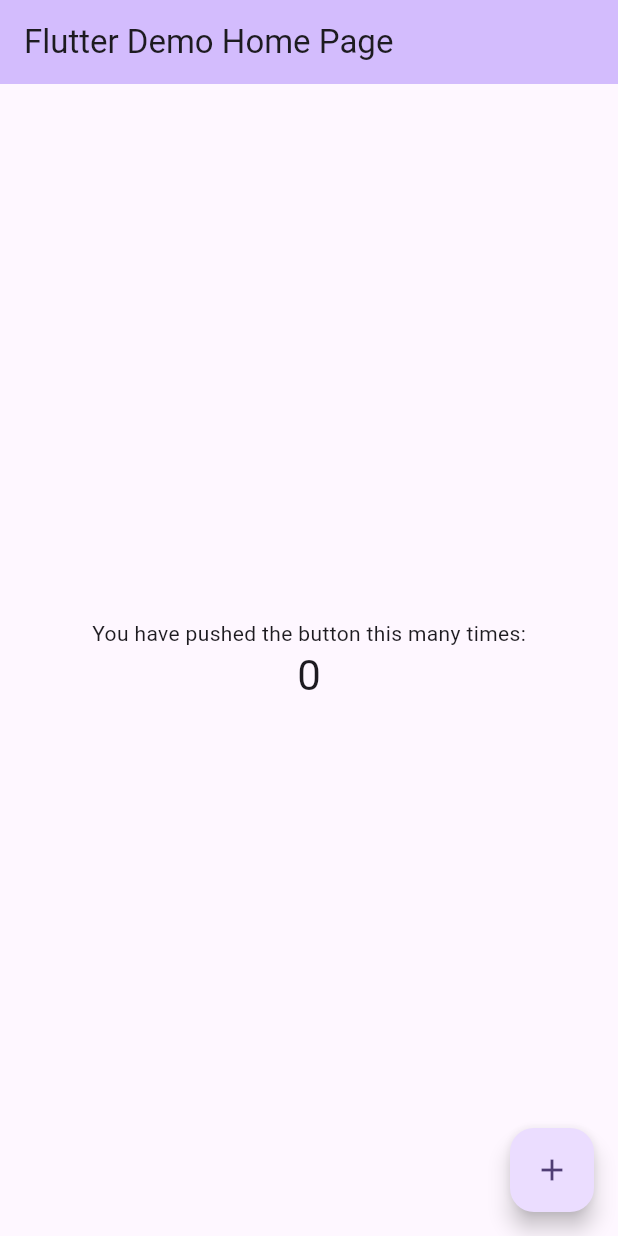
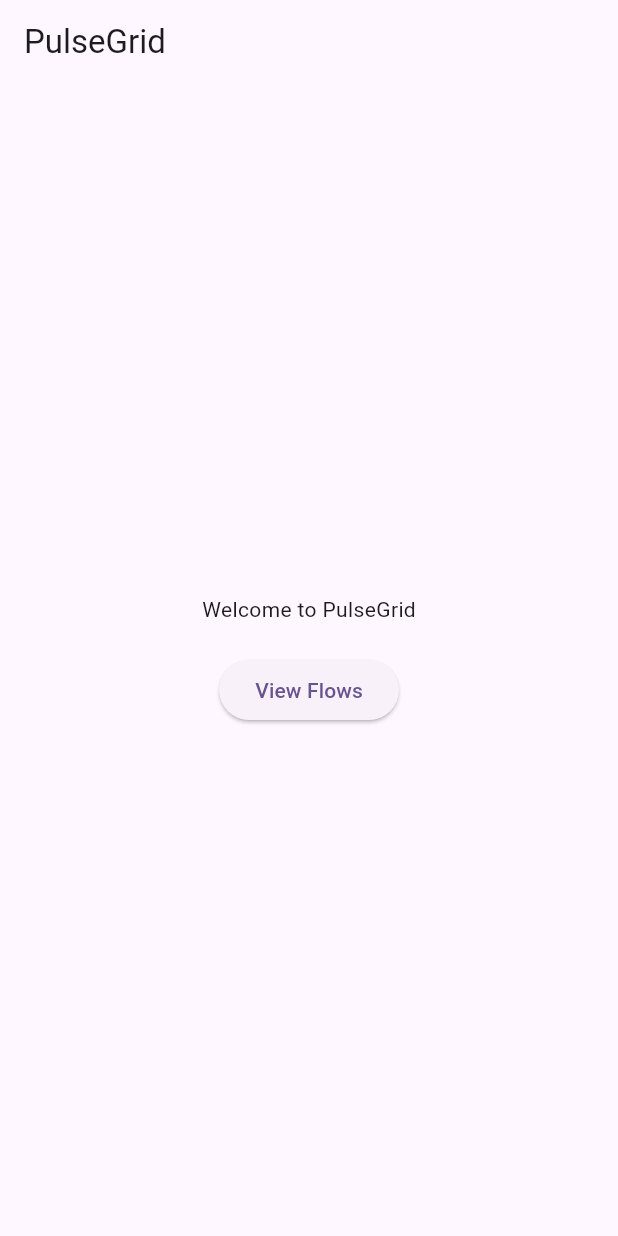
Before and after one commit to Umesh080797668/pulsegrid, a Flutter app: the screen it shows after launch, on a phone screen of 412 x 824 dp. Run offline on Flutter 3.47's test engine with Material 3 defaults, Android fonts, the phone set to English and light mode, and no system bars; our stand-ins replace dio, flutter_riverpod, freezed_annotation, go_router.

Commit message:
Phase 2 Feature Development: Flutter models, services, and screens; React Native store and API service

```diff
--- a/mobile_app/lib/main.dart
+++ b/mobile_app/lib/main.dart
@@ -1,122 +1,46 @@
 import 'package:flutter/material.dart';
+import 'package:flutter_riverpod/flutter_riverpod.dart';
+import 'package:go_router/go_router.dart';
+import 'screens/home_screen.dart';
+import 'screens/flow_list_screen.dart';
+import 'screens/flow_detail_screen.dart';
 
 void main() {
-  runApp(const MyApp());
+  runApp(const ProviderScope(child: MyApp()));
 }
 
-class MyApp extends StatelessWidget {
+class MyApp extends ConsumerWidget {
   const MyApp({super.key});
 
-  // This widget is the root of your application.
   @override
-  Widget build(BuildContext context) {
-    return MaterialApp(
-      title: 'Flutter Demo',
+  Widget build(BuildContext context, WidgetRef ref) {
+    final router = GoRouter(
+      routes: [
+        GoRoute(
+          path: '/',
+          builder: (context, state) => const HomeScreen(),
+        ),
+        GoRoute(
+          path: '/flows',
+          builder: (context, state) => const FlowListScreen(),
+        ),
+        GoRoute(
+          path: '/flows/:id',
+          builder: (context, state) {
+            final id = state.pathParameters['id']!;
+            return FlowDetailScreen(flowId: id);
+          },
+        ),
+      ],
+    );
+
+    return MaterialApp.router(
+      title: 'PulseGrid Mobile',
       theme: ThemeData(
-        // This is the theme of your application.
-        //
-        // TRY THIS: Try running your application with "flutter run". You'll see
-        // the application has a purple toolbar. Then, without quitting the app,
-        // try changing the seedColor in the colorScheme below to Colors.green
-        // and then invoke "hot reload" (save your changes or press the "hot
-        // reload" button in a Flutter-supported IDE, or press "r" if you used
-        // the command line to start the app).
-        //
-        // Notice that the counter didn't reset back to zero; the application
-        // state is not lost during the reload. To reset the state, use hot
-        // restart instead.
-        //
-        // This works for code too, not just values: Most code changes can be
-        // tested with just a hot reload.
-        colorScheme: .fromSeed(seedColor: Colors.deepPurple),
+        colorScheme: ColorScheme.fromSeed(seedColor: Colors.deepPurple),
+        useMaterial3: true,
       ),
-      home: const MyHomePage(title: 'Flutter Demo Home Page'),
+      routerConfig: router,
     );
   }
 }
-
-class MyHomePage extends StatefulWidget {
-  const MyHomePage({super.key, required this.title});
-
-  // This widget is the home page of your application. It is stateful, meaning
-  // that it has a State object (defined below) that contains fields that affect
-  // how it looks.
-
-  // This class is the configuration for the state. It holds the values (in this
-  // case the title) provided by the parent (in this case the App widget) and
-  // used by the build method of the State. Fields in a Widget subclass are
-  // always marked "final".
-
-  final String title;
-
-  @override
-  State<MyHomePage> createState() => _MyHomePageState();
-}
-
-class _MyHomePageState extends State<MyHomePage> {
-  int _counter = 0;
-
-  void _incrementCounter() {
-    setState(() {
-      // This call to setState tells the Flutter framework that something has
-      // changed in this State, which causes it to rerun the build method below
-      // so that the display can reflect the updated values. If we changed
-      // _counter without calling setState(), then the build method would not be
-      // called again, and so nothing would appear to happen.
-      _counter++;
-    });
-  }
-
-  @override
-  Widget build(BuildContext context) {
-    // This method is rerun every time setState is called, for instance as done
-    // by the _incrementCounter method above.
-    //
-    // The Flutter framework has been optimized to make rerunning build methods
-    // fast, so that you can just rebuild anything that needs updating rather
-    // than having to individually change instances of widgets.
-    return Scaffold(
-      appBar: AppBar(
-        // TRY THIS: Try changing the color here to a specific color (to
-        // Colors.amber, perhaps?) and trigger a hot reload to see the AppBar
-        // change color while the other colors stay the same.
-        backgroundColor: Theme.of(context).colorScheme.inversePrimary,
-        // Here we take the value from the MyHomePage object that was created by
-        // the App.build method, and use it to set our appbar title.
-        title: Text(widget.title),
-      ),
-      body: Center(
-        // Center is a layout widget. It takes a single child and positions it
-        // in the middle of the parent.
-        child: Column(
-          // Column is also a layout widget. It takes a list of children and
-          // arranges them vertically. By default, it sizes itself to fit its
-          // children horizontally, and tries to be as tall as its parent.
-          //
-          // Column has various properties to control how it sizes itself and
-          // how it positions its children. Here we use mainAxisAlignment to
-          // center the children vertically; the main axis here is the vertical
-          // axis because Columns are vertical (the cross axis would be
-          // horizontal).
-          //
-          // TRY THIS: Invoke "debug painting" (choose the "Toggle Debug Paint"
-          // action in the IDE, or press "p" in the console), to see the
-          // wireframe for each widget.
-          mainAxisAlignment: .center,
-          children: [
-            const Text('You have pushed the button this many times:'),
-            Text(
-              '$_counter',
-              style: Theme.of(context).textTheme.headlineMedium,
-            ),
-          ],
-        ),
-      ),
-      floatingActionButton: FloatingActionButton(
-        onPressed: _incrementCounter,
-        tooltip: 'Increment',
-        child: const Icon(Icons.add),
-      ),
-    );
-  }
-}
--- /dev/null
+++ b/mobile_app/lib/screens/home_screen.dart
@@ -0,0 +1,29 @@
+import 'package:flutter/material.dart';
+
+class HomeScreen extends StatelessWidget {
+  const HomeScreen({super.key});
+
+  @override
+  Widget build(BuildContext context) {
+    return Scaffold(
+      appBar: AppBar(
+        title: const Text('PulseGrid'),
+      ),
+      body: Center(
+        child: Column(
+          mainAxisAlignment: MainAxisAlignment.center,
+          children: [
+            const Text('Welcome to PulseGrid'),
+            const SizedBox(height: 20),
+            ElevatedButton(
+              onPressed: () {
+                Navigator.of(context).pushNamed('/flows');
+              },
+              child: const Text('View Flows'),
+            ),
+          ],
+        ),
+      ),
+    );
+  }
+}
--- a/mobile_app/pubspec.yaml
+++ b/mobile_app/pubspec.yaml
@@ -36,6 +36,10 @@ dependencies:
   # State management (Riverpod)
   flutter_riverpod: ^2.4.0
   riverpod_annotation: ^2.3.0
+
+  # Serialization
+  freezed_annotation: ^2.4.0
+  json_annotation: ^4.9.0
 
   # Networking & Real-time
   dio: ^5.3.2
@@ -83,6 +87,8 @@ dev_dependencies:
   build_runner: ^2.4.6
   hive_generator: ^2.0.1
   custom_lint: ^0.5.7
+  freezed: ^2.4.7
+  json_serializable: ^6.8.0
 
 # For information on the generic Dart part of this file, see the
 # following page: https://dart.dev/tools/pub/pubspec
```
Also changed, not shown: mobile_app/lib/models/flow.dart (added, +68 -0 lines), mobile_app/lib/screens/flow_detail_screen.dart (added, +31 -0 lines), mobile_app/lib/screens/flow_list_screen.dart (added, +43 -0 lines), mobile_app/lib/services/api_service.dart (added, +70 -0 lines), mobile_app/lib/models/flow.freezed.dart (added), mobile_app/lib/models/flow.g.dart (added), mobile_app/pubspec.lock, 2 other files.
